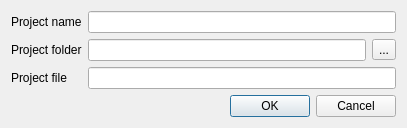
Old version of the form implementations/ugene/src/ugeneui/src/project_support/CreateNewProjectWidget.ui in the repository r-barnes/sw_comparison.
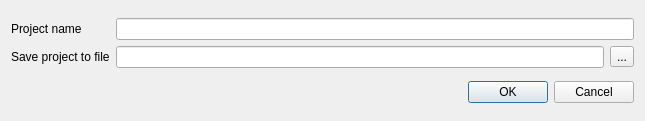
New version of the form.

The edit to the form file:
```diff
--- a/implementations/ugene/src/ugeneui/src/project_support/CreateNewProjectWidget.ui
+++ b/implementations/ugene/src/ugeneui/src/project_support/CreateNewProjectWidget.ui
@@ -6,7 +6,7 @@
    <rect>
     <x>0</x>
     <y>0</y>
-    <width>407</width>
+    <width>645</width>
     <height>121</height>
    </rect>
   </property>
@@ -21,7 +21,7 @@
   </property>
   <layout class="QVBoxLayout" name="verticalLayout_2">
    <item>
-    <layout class="QGridLayout" name="gridLayout">
+    <layout class="QGridLayout" name="gridLayout_2">
      <item row="0" column="0">
       <widget class="QLabel" name="projectNameLabel">
        <property name="text">
@@ -29,35 +29,29 @@
        </property>
       </widget>
      </item>
-     <item row="0" column="1" colspan="2">
+     <item row="0" column="1">
       <widget class="QLineEdit" name="projectNameEdit"/>
      </item>
      <item row="1" column="0">
-      <widget class="QLabel" name="projectFolderLabel">
-       <property name="text">
-        <string>Project folder</string>
-       </property>
-      </widget>
-     </item>
-     <item row="1" column="2">
-      <widget class="QToolButton" name="folderSelectButton">
-       <property name="text">
-        <string>...</string>
-       </property>
-      </widget>
-     </item>
-     <item row="2" column="0">
       <widget class="QLabel" name="projectFileLabel">
        <property name="text">
-        <string>Project file</string>
+        <string>Save project to file</string>
        </property>
       </widget>
      </item>
-     <item row="2" column="1" colspan="2">
-      <widget class="QLineEdit" name="projectFileEdit"/>
-     </item>
      <item row="1" column="1">
-      <widget class="QLineEdit" name="projectFolderEdit"/>
+      <layout class="QGridLayout" name="gridLayout">
+       <item row="0" column="0">
+        <widget class="QLineEdit" name="projectFilePathEdit"/>
+       </item>
+       <item row="0" column="1">
+        <widget class="QToolButton" name="fileSelectButton">
+         <property name="text">
+          <string>...</string>
+         </property>
+        </widget>
+       </item>
+      </layout>
      </item>
     </layout>
    </item>
```
Left out of the diff: 6 changed lines with no effect on the pictures.
